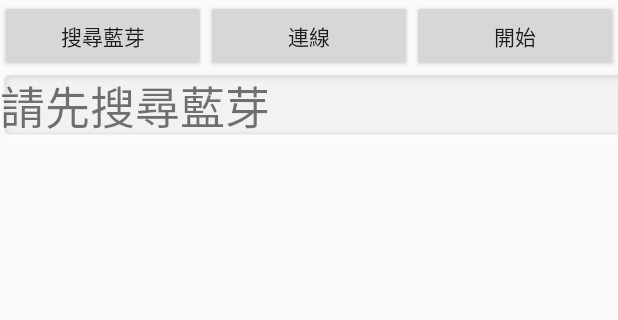
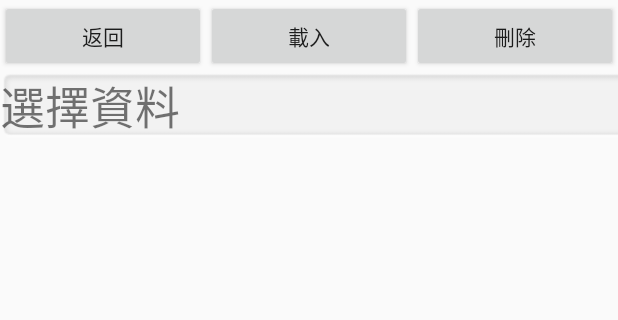
Before and after one commit to MickJun/YechanceChlorideSystem, an Android app: the PageLoadDeleteData screen opened directly, with no data from a screen before it, on a phone screen of 412 x 824 dp, the part 84-404 px from its top. Run offline under Robolectric (Android 15) with nearby library versions, the phone set to English and light mode, and no system bars.

Commit message:
20190217-1

```diff
--- a/app/src/main/AndroidManifest.xml
+++ b/app/src/main/AndroidManifest.xml
@@ -6,6 +6,8 @@
     <uses-permission android:name="android.permission.BLUETOOTH" />
     <uses-permission android:name="android.permission.BLUETOOTH_ADMIN" />
     <uses-permission android:name="android.permission.ACCESS_COARSE_LOCATION" />
+    <uses-permission android:name="android.permission.WRITE_EXTERNAL_STORAGE" />
+    <uses-permission android:name="android.permission.READ_EXTERNAL_STORAGE" />
 
     <application
         android:name=".MickTest"
--- a/app/src/main/java/tw/com/yechance/www/yechancechloridesystem/MainActivity.java
+++ b/app/src/main/java/tw/com/yechance/www/yechancechloridesystem/MainActivity.java
@@ -405,8 +405,8 @@ public class MainActivity extends AppCompatActivity implements View.OnClickListe
             {
                 ttTemp[0] = 0;
             }
-            if (BTSocket != null){sendMessage(ttTemp);}
-            handler.postDelayed(this,200);
+            if (BTSocket != null && BTSocket.isConnected()){sendMessage(ttTemp);}
+            handler.postDelayed(this,1000);
         }
     };
 
--- a/app/src/main/java/tw/com/yechance/www/yechancechloridesystem/PageLoadDeleteData.java
+++ b/app/src/main/java/tw/com/yechance/www/yechancechloridesystem/PageLoadDeleteData.java
@@ -1,13 +1,24 @@
 package tw.com.yechance.www.yechancechloridesystem;
 
 import android.bluetooth.BluetoothProfile;
+import android.content.Intent;
 import android.support.v7.app.AppCompatActivity;
 import android.os.Bundle;
 import android.view.View;
+import android.widget.Button;
+import android.widget.ListView;
+import android.widget.TextView;
 
 import java.io.IOException;
 
 public class PageLoadDeleteData extends AppCompatActivity implements View.OnClickListener{
+
+    private Button btn_data_return;
+    private Button btn_data_load;
+    private Button btn_data_delete;
+
+    private ListView data_ListView ;
+    private TextView data_TextView ;
 
     @Override
     protected void onCreate(Bundle savedInstanceState) {
@@ -21,19 +32,52 @@ public class PageLoadDeleteData extends AppCompatActivity implements View.OnClic
             this.getSupportActionBar().setDisplayShowTitleEnabled(false);
             this.getSupportActionBar().setBackgroundDrawable(getResources().getDrawable(R.drawable.title_backcolor));
         }
+        if(btn_data_return == null) {
+            btn_data_return = this.findViewById(R.id.data_btn_return);
+            btn_data_return.setOnClickListener(this);
+        }
+        if(btn_data_load == null) {
+            btn_data_load = this.findViewById(R.id.data_btn_load);
+            btn_data_load.setOnClickListener(this);
+        }
+        if(btn_data_delete == null) {
+            btn_data_delete = this.findViewById(R.id.data_btn_delete);
+            btn_data_delete.setOnClickListener(this);
+        }
+        if(data_TextView == null){
+            data_TextView = this.findViewById(R.id.data_txt_select);
+        }
+        if(data_ListView == null){
+            data_ListView = this.findViewById(R.id.data_list_txt);
+        }
 
     }
 
     public void onClick(View v) {
 
         switch (v.getId()) {
-            case R.id.main_btn_scan:
+            case R.id.data_btn_load:
+                Intent intent_S = new Intent();
+                //intent_S.setClass(PageMainMenu.this, PageSystemSetUp.class);
+                intent_S.setClass(PageLoadDeleteData.this, PagePrinter.class);
+                //new一個Bundle物件，並將要傳遞的資料傳入
+                Bundle bundle = new Bundle();
+                bundle.putString("txt_1", "Data");
+                bundle.putString("txt_2", "From");
+                bundle.putString("txt_3", "Load");
+                bundle.putString("txt_4", "Page");
+                //將Bundle物件assign給intent
+                intent_S.putExtras(bundle);
+
+                startActivity(intent_S);
                 break;
-            case R.id.main_btn_connect:
+            case R.id.data_btn_delete:
+                break;
+            case R.id.data_btn_return:
 //                Intent intent = new Intent();
 //                intent.setClass(MainActivity.this, PageMainMenu.class);
 //                startActivity(intent);
-//                finish();
+                finish();
                 break;
         }
     }
--- a/app/src/main/res/layout/activity_page_load_delete_data.xml
+++ b/app/src/main/res/layout/activity_page_load_delete_data.xml
@@ -17,28 +17,28 @@
             android:orientation="horizontal">
 
             <Button
-                android:id="@+id/data_btn_scan"
+                android:id="@+id/data_btn_return"
                 android:layout_width="match_parent"
                 android:layout_height="match_parent"
                 android:layout_weight="1"
                 style="style=@style/Widget.AppCompat.Button"
-                android:text="@string/str_scan" />
+                android:text="@string/str_return" />
 
             <Button
-                android:id="@+id/data_btn_connect"
+                android:id="@+id/data_btn_load"
                 android:layout_width="match_parent"
                 android:layout_height="match_parent"
                 android:layout_weight="1"
                 style="style=@style/Widget.AppCompat.Button"
-                android:text="@string/str_connect" />
+                android:text="@string/str_load" />
 
             <Button
-                android:id="@+id/data_btn_start"
+                android:id="@+id/data_btn_delete"
                 android:layout_width="match_parent"
                 android:layout_height="match_parent"
                 android:layout_weight="1"
                 style="style=@style/Widget.AppCompat.Button"
-                android:text="@string/str_start" />
+                android:text="@string/str_delete" />
 
 
         </LinearLayout>
@@ -58,12 +58,12 @@
                     android:layout_width="wrap_content"
                     android:layout_height="45dp"
                     android:background="@drawable/text_bg2"
-                    android:text="@string/str_bt_first"
+                    android:text="@string/str_select_data"
                     android:textSize="30sp" />
             </LinearLayout>
 
             <ListView
-                android:id="@+id/data_list_bt"
+                android:id="@+id/data_list_txt"
                 android:layout_width="match_parent"
                 android:layout_height="match_parent"/>
         </LinearLayout>
--- a/app/src/main/res/values/strings.xml
+++ b/app/src/main/res/values/strings.xml
@@ -20,5 +20,8 @@
     <string name="str_concrete_chloride_content">混泥土氯離子含量</string>
     <string name="str_temp">暫存</string>
     <string name="str_start">開始</string>
+    <string name="str_select_data">選擇資料</string>
+    <string name="str_load">載入</string>
+    <string name="str_delete">刪除</string>
 
 </resources>
```
Also changed, not shown: app/src/main/java/tw/com/yechance/www/yechancechloridesystem/PageCalibration.java (+156 -1 lines), app/src/main/java/tw/com/yechance/www/yechancechloridesystem/PageMainMenu.java (+8 -7 lines), app/src/main/java/tw/com/yechance/www/yechancechloridesystem/PageMeasurement.java (+149 -3 lines).
